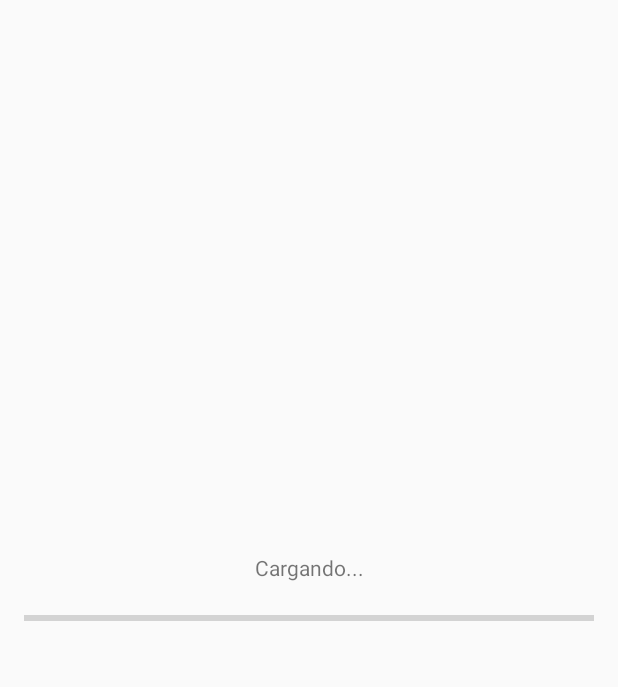
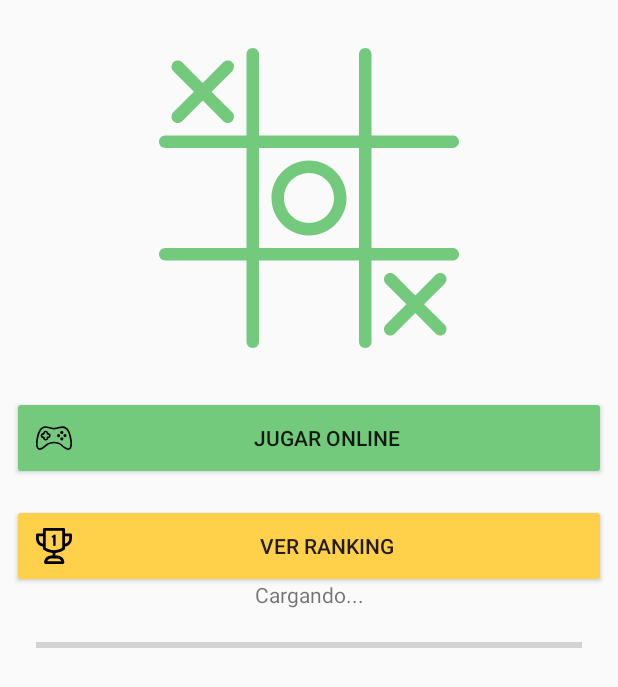
Before and after one commit to canhvu85/TicTacToe, an Android app: the layout activity_find_game.xml on its own in the app's theme, with its tools: preview values and no code run, on a phone screen of 412 x 824 dp. Shown: the top 687 px of the screen. Run offline under Robolectric (Android 15) with nearby library versions, the phone set to English and light mode, and no system bars.

Commit message:
S06-CL14

```diff
--- a/app/src/main/java/com/machucapps/tictactoe/base/BaseActivity.java
+++ b/app/src/main/java/com/machucapps/tictactoe/base/BaseActivity.java
@@ -7,6 +7,7 @@ import androidx.appcompat.app.AppCompatActivity;
 
 import com.google.firebase.auth.FirebaseAuth;
 import com.google.firebase.auth.FirebaseUser;
+import com.google.firebase.firestore.FirebaseFirestore;
 
 import butterknife.ButterKnife;
 
@@ -19,6 +20,7 @@ public abstract class BaseActivity extends AppCompatActivity {
      * FirebaseAuth
      */
     protected FirebaseAuth firebaseAuth;
+    protected FirebaseFirestore db;
 
     /**
      * {@inheritDoc}
@@ -31,6 +33,7 @@ public abstract class BaseActivity extends AppCompatActivity {
         setContentView(getLayoutID());
         ButterKnife.bind(this);
         firebaseAuth = FirebaseAuth.getInstance();
+        db = FirebaseFirestore.getInstance();
     }
 
     /**
--- a/app/src/main/java/com/machucapps/tictactoe/ui/FindGameActivity.java
+++ b/app/src/main/java/com/machucapps/tictactoe/ui/FindGameActivity.java
@@ -1,9 +1,9 @@
 package com.machucapps.tictactoe.ui;
 
-import androidx.appcompat.app.AppCompatActivity;
-
 import android.os.Bundle;
+import android.view.View;
 import android.widget.ProgressBar;
+import android.widget.ScrollView;
 import android.widget.TextView;
 
 import com.google.firebase.auth.FirebaseUser;
@@ -11,11 +11,15 @@ import com.machucapps.tictactoe.R;
 import com.machucapps.tictactoe.base.BaseActivity;
 
 import butterknife.BindView;
+import butterknife.OnClick;
 
 /**
  * FindGameActivity Class
  */
 public class FindGameActivity extends BaseActivity {
+
+    private FirebaseUser currentUser;
+    private String userId;
 
     /**
      * BindView's
@@ -25,6 +29,12 @@ public class FindGameActivity extends BaseActivity {
 
     @BindView(R.id.progressBarGames)
     ProgressBar mPbGames;
+
+    @BindView(R.id.scrollProgressBar)
+    ScrollView mScrollProgressBar;
+
+    @BindView(R.id.gameMenu)
+    ScrollView mScrollGameView;
 
     /**
      * {@inheritDoc}
@@ -46,6 +56,35 @@ public class FindGameActivity extends BaseActivity {
         super.onCreate(savedInstanceState);
         mPbGames.setIndeterminate(true);
         mTxtLoading.setText("Cargando...");
+        changeMenuVisibility(true);
+        currentUser = firebaseAuth.getCurrentUser();
+        userId = currentUser.getUid();
+    }
+
+    /**
+     * ChangeMenyVisbility
+     *
+     * @param visibility change visibility of Scrolls
+     */
+    private void changeMenuVisibility(Boolean visibility) {
+        mScrollProgressBar.setVisibility(visibility ? View.GONE : View.VISIBLE);
+        mScrollGameView.setVisibility(visibility ? View.VISIBLE : View.GONE);
+    }
+
+    /**
+     * On Button Play Click
+     */
+    @OnClick(R.id.buttonPlay)
+    public void onButtonPlayOnClick() {
+
+    }
+
+    /**
+     * On Button Ranking Click
+     */
+    @OnClick(R.id.buttonRanking)
+    public void onButtonRankingOnClick() {
+
     }
 
     /**
@@ -58,4 +97,13 @@ public class FindGameActivity extends BaseActivity {
     public void updateUI(FirebaseUser firebaseUser, Boolean isSignUp) {
 
     }
+
+    /**
+     * {@inheritDoc}
+     */
+    @Override
+    protected void onResume() {
+        super.onResume();
+        changeMenuVisibility(true);
+    }
 }
--- a/app/src/main/java/com/machucapps/tictactoe/ui/SignUpActivity.java
+++ b/app/src/main/java/com/machucapps/tictactoe/ui/SignUpActivity.java
@@ -26,8 +26,6 @@ import butterknife.OnClick;
  * SignUpActivity Class
  */
 public class SignUpActivity extends BaseActivity implements OnCompleteListener, OnSuccessListener {
-
-    FirebaseFirestore db;
 
     /**
      * BindView's
@@ -65,7 +63,6 @@ public class SignUpActivity extends BaseActivity implements OnCompleteListener,
     @Override
     protected void onCreate(Bundle savedInstanceState) {
         super.onCreate(savedInstanceState);
-        db = FirebaseFirestore.getInstance();
     }
 
     /**
--- /dev/null
+++ b/app/src/main/res/drawable/ic_console.xml
@@ -0,0 +1,9 @@
+<vector android:height="24dp" android:viewportHeight="321.145"
+    android:viewportWidth="321.145" android:width="24dp" xmlns:android="http://schemas.android.com/apk/res/android">
+    <path android:fillColor="#FF000000" android:pathData="M320.973,200.981c-0.8,-18.4 -4,-38.8 -8.8,-58c-4.8,-18.4 -10.8,-35.6 -18,-48.8c-28,-49.2 -58.4,-41.6 -94.8,-32c-11.6,2.8 -24,6 -36.8,7.2h-4c-12.8,-1.2 -25.2,-4.4 -36.8,-7.2c-36.4,-9.2 -66.8,-17.2 -94.8,32.4c-7.2,13.2 -13.6,30.4 -18,48.8c-4.8,19.2 -8,39.6 -8.8,58c-0.8,20.4 1.2,35.2 5.6,45.6c4.4,9.6 10.8,15.6 19.2,18c7.6,2 16.4,1.2 25.6,-2.8c15.6,-6.4 33.6,-20 51.2,-36.4c12.4,-12 35.6,-18 58.8,-18s46.4,6 58.8,18c17.6,16.4 35.6,30 51.2,36.4c9.2,3.6 18,4.8 25.6,2.8c8,-2.4 14.8,-8 19.2,-18.4C319.773,236.581 321.773,221.781 320.973,200.981zM301.773,240.981c-2.4,5.6 -5.6,8.8 -9.6,10c-4.4,1.2 -10,0.4 -16.4,-2c-14,-5.6 -30.4,-18 -46.4,-33.2c-15.2,-15.2 -42,-22.8 -68.8,-22.8s-53.6,7.6 -69.2,22c-16.4,15.2 -32.8,28 -46.4,33.2c-6.4,2.4 -12,3.6 -16.4,2c-4,-1.2 -7.2,-4.4 -9.6,-10c-3.2,-7.6 -4.8,-20 -4,-38.4c0.8,-17.2 3.6,-36.8 8.4,-55.2c4.4,-17.2 10,-33.2 16.8,-45.2c22,-39.6 47.6,-33.2 78,-25.2c12.4,3.2 25.2,6.4 39.2,7.6c0.4,0 0.4,0 0.8,0h4.4c0.4,0 0.4,0 0.8,0c14.4,-1.2 27.2,-4.4 39.6,-7.6c30.4,-7.6 56,-14.4 78,25.2c6.8,12 12.4,27.6 16.8,45.2c4.4,18.4 7.6,37.6 8.4,55.2C306.973,220.181 305.373,232.581 301.773,240.981z"/>
+    <path android:fillColor="#FF000000" android:pathData="M123.773,122.981c-4,-3.6 -8.8,-6.4 -14.4,-6.8c-0.4,-5.2 -2.8,-10.4 -6.4,-14l-0.4,-0.4c-4.4,-4.4 -10,-6.8 -16.4,-6.8c-6.4,0 -12.4,2.8 -16.4,6.8c-3.6,3.6 -6.4,8.8 -6.8,14.4c-5.6,0.4 -10.4,2.8 -14.4,6.4l-0.4,0.4c-4.4,4.4 -6.8,10 -6.8,16.4c0,6.4 2.8,12.4 6.8,16.4c4,4 8.8,6.4 14.8,6.8c0.4,5.6 2.8,10.8 6.8,14.4c4.4,4.4 10,6.8 16.4,6.8c6.4,0 12.4,-2.8 16.4,-6.8c3.6,-4 6.4,-8.8 6.8,-14.4c5.6,-0.4 10.8,-2.8 14.4,-6.8c4.4,-4.4 6.8,-10 6.8,-16.4C130.573,132.981 127.773,126.981 123.773,122.981zM113.773,145.381c-1.6,1.6 -3.6,2.4 -6,2.4h-5.6c-4,0 -7.6,3.2 -7.6,7.6v5.2c0,2.4 -0.8,4.4 -2.4,6c-1.6,1.6 -3.6,2.4 -6,2.4c-2.4,0 -4.4,-0.8 -6,-2.4c-1.6,-1.6 -2.4,-3.6 -2.4,-6v-5.6c0,-4 -3.2,-7.6 -7.6,-7.6h-5.6c-2.4,0 -4.4,-0.8 -6,-2.4c-1.2,-1.2 -2.4,-3.2 -2.4,-5.6c0,-2.4 0.8,-4.4 2.4,-6c0,0 0,0 0.4,-0.4c1.6,-1.2 3.6,-2 5.6,-2h5.6c4,0 7.6,-3.2 7.6,-7.6v-5.6c0,-2.4 0.8,-4.4 2.4,-6c1.6,-1.6 3.6,-2.4 6,-2.4c2.4,0 4.4,0.8 6,2.4c0,0 0,0 0.4,0.4c1.2,1.6 2,3.6 2,5.6v5.6c0,4 3.2,7.6 7.6,7.6h5.6c2.4,0 4.4,0.8 6,2.4c1.6,1.6 2.4,3.6 2.4,6C116.173,141.781 115.373,143.781 113.773,145.381z"/>
+    <path android:fillColor="#FF000000" android:pathData="M230.173,110.981m-14,0a14,14 0,1 1,28 0a14,14 0,1 1,-28 0"/>
+    <path android:fillColor="#FF000000" android:pathData="M230.173,167.781m-14,0a14,14 0,1 1,28 0a14,14 0,1 1,-28 0"/>
+    <path android:fillColor="#FF000000" android:pathData="M201.773,139.381m-14,0a14,14 0,1 1,28 0a14,14 0,1 1,-28 0"/>
+    <path android:fillColor="#FF000000" android:pathData="M258.573,139.381m-14,0a14,14 0,1 1,28 0a14,14 0,1 1,-28 0"/>
+</vector>
--- /dev/null
+++ b/app/src/main/res/drawable/ic_ranking.xml
@@ -0,0 +1,5 @@
+<vector android:height="24dp" android:viewportHeight="512"
+    android:viewportWidth="512" android:width="24dp" xmlns:android="http://schemas.android.com/apk/res/android">
+    <path android:fillColor="#FF000000" android:pathData="m238.133,136.219 l6.398,-3.973v112.285c0,14.117 34.41,14.117 34.41,0v-140.301c0,-6.617 -8.16,-10.809 -15.219,-10.809 -6.75,0 -5.875,2 -35.516,19.191 -13.668,8.199 -3.102,32.289 9.926,23.605zM238.133,136.219"/>
+    <path android:fillColor="#FF000000" android:pathData="m492,78.668h-78.652v-58.668c0,-11.047 -8.953,-20 -20,-20h-274.695c-11.043,0 -20,8.953 -20,20v58.668h-78.652c-11.047,0 -20,8.953 -20,20v49.043c0,58.605 42.719,107.418 98.652,116.945v28.426c0,6.688 3.344,12.93 8.906,16.641 38.531,25.688 82.578,40.793 128.441,44.203v38.074h-20c-55.141,0 -100,44.859 -100,100 0,11.047 8.953,20 20,20h246.926c11.043,0 20,-8.953 20,-20 0,-55.141 -44.859,-100 -100,-100h-26.926v-38.078c45.863,-3.406 89.91,-18.512 128.441,-44.199 5.563,-3.711 8.906,-9.953 8.906,-16.645v-28.422c55.934,-9.527 98.652,-58.34 98.652,-116.945v-49.043c0,-11.047 -8.953,-20 -20,-20zM98.652,223.77c-33.711,-8.867 -58.652,-39.602 -58.652,-76.059v-29.043h58.652zM359.496,472h-200.07c8.254,-23.281 30.5,-40 56.574,-40h86.926c26.074,0 48.316,16.719 56.57,40zM373.348,282.09c-72.336,43.594 -162.367,43.59 -234.695,0v-242.09h234.695zM472,147.711c0,36.457 -24.941,67.191 -58.652,76.059v-105.102h58.652zM472,147.711"/>
+</vector>
--- /dev/null
+++ b/app/src/main/res/drawable/ic_tic_tac_toe.xml
@@ -0,0 +1,19 @@
+<vector xmlns:android="http://schemas.android.com/apk/res/android"
+    android:width="512dp"
+    android:height="512dp"
+    android:tint="@color/colorPrimary"
+    android:viewportWidth="512"
+    android:viewportHeight="512">
+    <path
+        android:fillColor="#FF000000"
+        android:pathData="M501.333,341.333H362.667V170.667h138.667c5.896,0 10.667,-4.771 10.667,-10.667s-4.771,-10.667 -10.667,-10.667H362.667V10.667C362.667,4.771 357.896,0 352,0c-5.896,0 -10.667,4.771 -10.667,10.667v138.667H170.667V10.667C170.667,4.771 165.896,0 160,0s-10.667,4.771 -10.667,10.667v138.667H10.667C4.771,149.333 0,154.104 0,160s4.771,10.667 10.667,10.667h138.667v170.667H10.667C4.771,341.333 0,346.104 0,352c0,5.896 4.771,10.667 10.667,10.667h138.667v138.667c0,5.896 4.771,10.667 10.667,10.667s10.667,-4.771 10.667,-10.667V362.667h170.667v138.667c0,5.896 4.771,10.667 10.667,10.667c5.896,0 10.667,-4.771 10.667,-10.667V362.667h138.667c5.896,0 10.667,-4.771 10.667,-10.667C512,346.104 507.229,341.333 501.333,341.333zM341.333,341.333H170.667V170.667h170.667V341.333z" />
+    <path
+        android:fillColor="#FF000000"
+        android:pathData="M256,320c35.292,0 64,-28.708 64,-64s-28.708,-64 -64,-64s-64,28.708 -64,64S220.708,320 256,320zM256,213.333c23.521,0 42.667,19.146 42.667,42.667S279.521,298.667 256,298.667S213.333,279.521 213.333,256S232.479,213.333 256,213.333z" />
+    <path
+        android:fillColor="#FF000000"
+        android:pathData="M24.458,124.875C26.542,126.958 29.271,128 32,128s5.458,-1.042 7.542,-3.125L74.667,89.75l35.125,35.125c2.083,2.083 4.813,3.125 7.542,3.125c2.729,0 5.458,-1.042 7.542,-3.125c4.167,-4.167 4.167,-10.917 0,-15.083L89.75,74.667l35.125,-35.125c4.167,-4.167 4.167,-10.917 0,-15.083c-4.167,-4.167 -10.917,-4.167 -15.083,0L74.667,59.583L39.542,24.458c-4.167,-4.167 -10.917,-4.167 -15.083,0c-4.167,4.167 -4.167,10.917 0,15.083l35.125,35.125l-35.125,35.125C20.292,113.958 20.292,120.708 24.458,124.875z" />
+    <path
+        android:fillColor="#FF000000"
+        android:pathData="M487.542,387.125c-4.167,-4.167 -10.917,-4.167 -15.083,0l-35.125,35.125l-35.125,-35.125c-4.167,-4.167 -10.917,-4.167 -15.083,0c-4.167,4.167 -4.167,10.917 0,15.083l35.125,35.125l-35.125,35.125c-4.167,4.167 -4.167,10.917 0,15.083c2.083,2.083 4.813,3.125 7.542,3.125s5.458,-1.042 7.542,-3.125l35.125,-35.125l35.125,35.125c2.083,2.083 4.813,3.125 7.542,3.125c2.729,0 5.458,-1.042 7.542,-3.125c4.167,-4.167 4.167,-10.917 0,-15.083l-35.125,-35.125l35.125,-35.125C491.708,398.042 491.708,391.292 487.542,387.125z" />
+</vector>
--- a/app/src/main/res/layout/activity_find_game.xml
+++ b/app/src/main/res/layout/activity_find_game.xml
@@ -6,25 +6,88 @@
     android:layout_height="match_parent"
     tools:context=".ui.FindGameActivity">
 
+    <ScrollView
+        android:id="@+id/scrollProgressBar"
+        android:layout_width="0dp"
+        android:layout_height="wrap_content"
+        android:layout_marginStart="8dp"
+        android:layout_marginEnd="8dp"
+        android:visibility="gone"
+        app:layout_constraintBottom_toBottomOf="parent"
+        app:layout_constraintEnd_toEndOf="parent"
+        app:layout_constraintStart_toStartOf="parent"
+        app:layout_constraintTop_toTopOf="parent"
+        tools:visibility="visible">
+
+        <LinearLayout
+            android:layout_width="match_parent"
+            android:layout_height="wrap_content"
+            android:orientation="vertical">
+
             <TextView
                 android:id="@+id/textViewLoading"
-        android:layout_width="wrap_content"
+                android:layout_width="match_parent"
                 android:layout_height="wrap_content"
                 android:layout_marginBottom="16dp"
-        tools:text="Cargando..."
-        app:layout_constraintBottom_toTopOf="@+id/progressBarGames"
-        app:layout_constraintEnd_toEndOf="@+id/progressBarGames"
-        app:layout_constraintStart_toStartOf="@+id/progressBarGames" />
+                android:gravity="center"
+                tools:text="Cargando..." />
 
             <ProgressBar
                 android:id="@+id/progressBarGames"
                 style="?android:attr/progressBarStyleHorizontal"
-        android:layout_width="0dp"
+                android:layout_width="match_parent"
                 android:layout_height="wrap_content"
                 android:layout_marginStart="16dp"
-        android:layout_marginEnd="16dp"
-        app:layout_constraintBottom_toBottomOf="parent"
+                android:layout_marginEnd="16dp" />
+
+
+        </LinearLayout>
+    </ScrollView>
+
+    <ScrollView
+        android:id="@+id/gameMenu"
+        android:layout_width="match_parent"
+        android:layout_height="wrap_content"
+        android:layout_marginStart="8dp"
+        android:layout_marginTop="32dp"
+        android:layout_marginEnd="8dp"
         app:layout_constraintEnd_toEndOf="parent"
         app:layout_constraintStart_toStartOf="parent"
-        app:layout_constraintTop_toTopOf="parent" />
+        app:layout_constraintTop_toTopOf="parent">
+
+        <LinearLayout
+            android:layout_width="match_parent"
+            android:layout_height="wrap_content"
+            android:orientation="vertical">
+
+            <ImageView
+                android:id="@+id/imageView"
+                android:layout_width="200dp"
+                android:layout_height="200dp"
+                android:layout_gravity="center"
+                app:srcCompat="@drawable/ic_tic_tac_toe" />
+
+            <Button
+                android:id="@+id/buttonPlay"
+                android:layout_width="match_parent"
+                android:layout_height="wrap_content"
+                android:layout_marginTop="32dp"
+                android:backgroundTint="@color/colorPrimary"
+                android:drawableStart="@drawable/ic_console"
+                android:padding="16dp"
+                android:text="Jugar Online" />
+
+            <Button
+                android:id="@+id/buttonRanking"
+                android:layout_width="match_parent"
+                android:layout_height="wrap_content"
+                android:layout_marginTop="16dp"
+                android:backgroundTint="@color/colorAccent"
+                android:drawableStart="@drawable/ic_ranking"
+                android:padding="16dp"
+                android:text="Ver Ranking" />
+        </LinearLayout>
+    </ScrollView>
+
+
 </androidx.constraintlayout.widget.ConstraintLayout>
```
Lines whose indentation alone changed are shown as unchanged.
